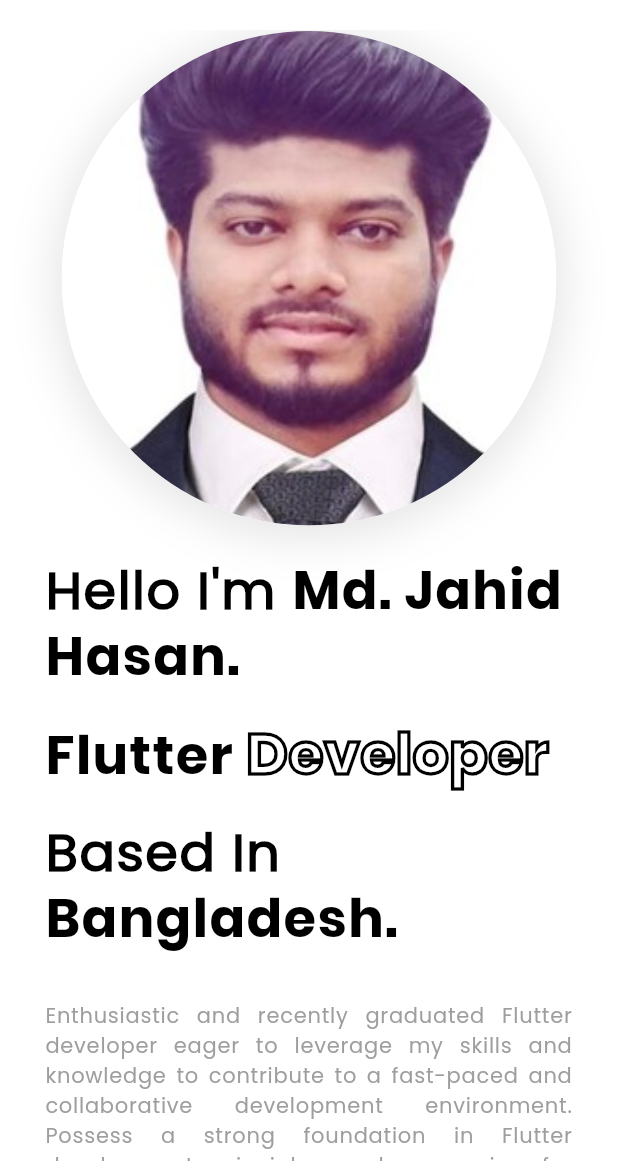
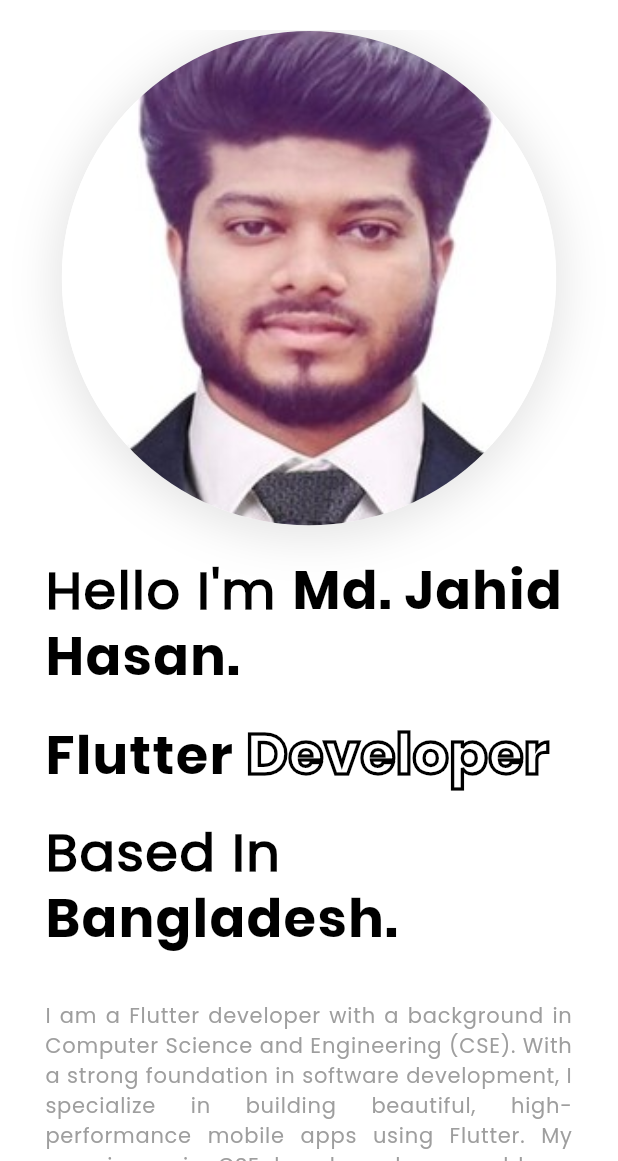
Before and after one commit to Jahid01234/my_portfolio, a Flutter app: the screen it shows after launch, on a phone screen of 412 x 824 dp, the part 75-1236 px from its top. Run offline on Flutter 3.47's test engine with Material 3 defaults, Android fonts, the phone set to English and light mode, and no system bars; drawn by our look-alikes of widget_and_text_animator; our stand-ins replace animated_background, flutter_carousel_widget, flutter_svg, gap, lottie, responsive_framework and 1 more; missing offline and left inert: dart:ui_web.

Commit message:
-some modify

```diff
--- a/lib/utils/app_strings.dart
+++ b/lib/utils/app_strings.dart
@@ -1,6 +1,14 @@
+
 class AppStrings{
-  static const String introSummary = "Enthusiastic and recently graduated Flutter developer eager to leverage my skills and knowledge to contribute to a fast-paced and collaborative development environment. Possess a strong foundation in Flutter development principles and a passion for creating beautiful and user-friendly mobile applications.\n";
-  static const String portfolioDate = "@2024 Portfolio";
+  static const String introSummary = "I am a Flutter developer with a background "
+      "in Computer Science and Engineering (CSE). With a strong foundation in software"
+      " development, I specialize in building beautiful, high-performance mobile apps"
+      " using Flutter. My experience in CSE has honed my problem-solving and coding skills, "
+      "allowing me to tackle complex challenges and create efficient, user-centric applications."
+      " Passionate about technology, I always seek to improve my skills and keep up with the "
+      "latest trends in mobile development.. I'm always exploring new "
+      "technologies and eager to stay updated on the latest trends in app development.\n";
+  static const String portfolioDate = "@2025 Portfolio";
   static const String navBarTitle = "Portfolio";
   static const String contactMeButtonText = "Get In Touch";
   static const String nameFieldHintText = "Enter Name";
```
